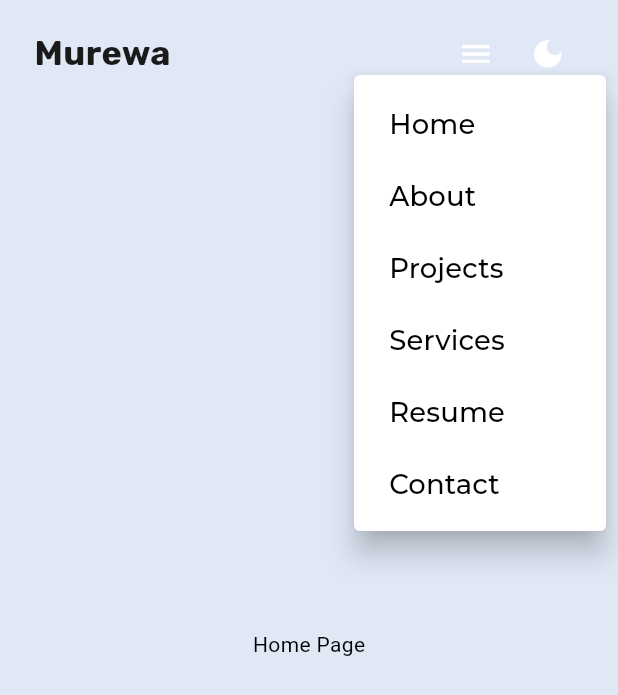
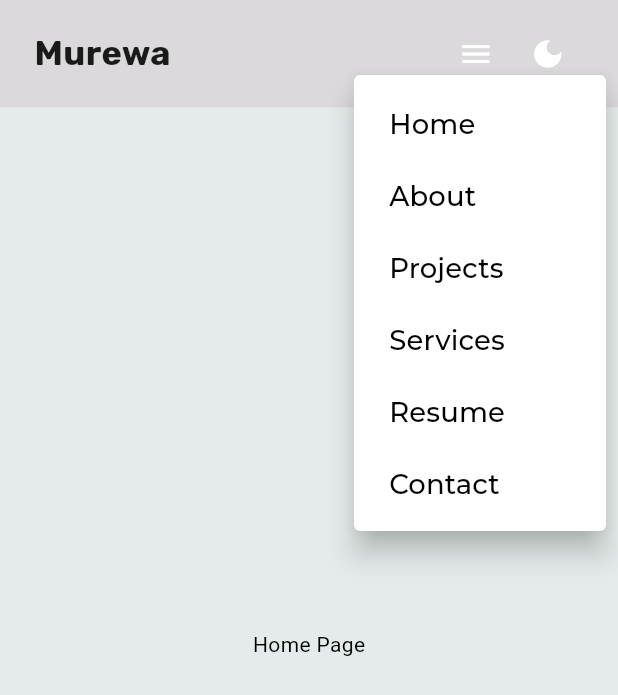
Before and after one commit to shizzleclover/Portfolio, a Flutter app: the screen it shows after launch, after a tap on the "menu" icon, on a phone screen of 412 x 824 dp. Shown: the top 695 px of the screen. Run offline on Flutter 3.47's test engine with Material 3 defaults, Android fonts, the phone set to English and light mode, and no system bars; our stand-ins replace flutter_screenutil, google_fonts.

```diff
--- a/analysis_options.yaml
+++ b/analysis_options.yaml
@@ -7,6 +7,9 @@
 
 # The following line activates a set of recommended lints for Flutter apps,
 # packages, and plugins designed to encourage good coding practices.
+analyzer:
+  errors:
+    unused_import: ignore
 include: package:flutter_lints/flutter.yaml
 
 linter:
--- a/lib/Components/footer.dart
+++ b/lib/Components/footer.dart
@@ -1,79 +1,44 @@
-// import 'package:flutter/material.dart';
-// import 'package:flutter_screenutil/flutter_screenutil.dart';
-// import 'package:google_fonts/google_fonts.dart';
-// import 'package:portfolio/Utils/constants.dart';
+import 'package:flutter/material.dart';
+import 'package:flutter_screenutil/flutter_screenutil.dart';
+import 'package:portfolio/Providers/footerthemeprovider.dart';
+import 'package:portfolio/Utils/constants.dart';
+import 'package:provider/provider.dart';
+export 'footer.dart';
 
-// class Footer extends StatelessWidget {
-//   @override
-//   Widget build(BuildContext context) {
-//     return Container(
-//       padding: EdgeInsets.symmetric(vertical: 20.h, horizontal: 20.w),
-//       color: AppColors.darkmode, // Use your defined footer background color
-//       child: Column(
-//         crossAxisAlignment: CrossAxisAlignment.start, // Align items to the start
-//         children: [
-//           Row(
-//             mainAxisAlignment: MainAxisAlignment.spaceBetween,
-//             children: [
-//               Text(
-//                 '© 2024 Murewa Ajala. All rights reserved.',
-//                 style: GoogleFonts.montserrat(
-//                   // color: AppColors.footerTextColor, // Use a defined footer text color
-//                   fontSize: 14.sp,
-//                 ),
-//               ),
-//           //     Row(
-//           //       children: [
-//           //         IconButton(
-//           //           icon: Icon(
-//           //             // Icons.facebook,
-//           //             // color: AppColors.footerIconColor, // Use a defined icon color
-//           //           ),
-//           //           onPressed: () {
-//           //             // Launch Facebook link
-//           //           },
-//           //         ),
-//           //         IconButton(
-//           //           icon: Icon(
-//           //             // Icons.twitter,
-//           //             // color: AppColors.footerIconColor, // Use a defined icon color
-//           //           ),
-//           //           onPressed: () {
-//           //             // Launch Twitter link
-//           //           },
-//           //         ),
-//           //         IconButton(
-//           //           icon: Icon(
-//           //             // Icons.linkedin,
-//           //             // color: AppColors.footerIconColor, // Use a defined icon color
-//           //           ),
-//           //           onPressed: () {
-//           //             // Launch LinkedIn link
-//           //           },
-//           //         ),
-//           //         IconButton(
-//           //           icon: Icon(
-//           //             // Icons.github,
-//           //             // color: AppColors.footerIconColor, // Use a defined icon color
-//           //           ),
-//           //           onPressed: () {
-//           //             // Launch GitHub link
-//           //           },
-//           //         ),
-//           //       ],
-//           //     ),
-//           //   ],
-//           // ),
-//           SizedBox(height: 10.h),
-//           Text(
-//             'Made with 💖 using Flutter',
-//             style: GoogleFonts.montserrat(
-//               // color: AppColors.footerTextColor.withOpacity(0.7), // Slightly lighter for emphasis
-//               fontSize: 12.sp,
-//             ),
-//           ),
-//         ],
-//       ),
-//     );
-//   }
-// }
+class Footer extends StatefulWidget {
+  const Footer({super.key});
+
+  @override
+  State<Footer> createState() => _FooterState();
+}
+
+class _FooterState extends State<Footer> {
+  @override
+  Widget build(BuildContext context) {
+    ScreenUtil.init(context, designSize: const Size(360, 690), minTextAdapt: true);
+    return Consumer<Footerthemeprovider>(
+      builder: (context, footerthemeprovider, child){
+        return Container(
+          height: 250.h,
+          color: footerthemeprovider.isLightMode ? AppColors.lightPar : Colors.black,
+
+          child: Column(
+            children: [
+              Center(
+                child: Text(
+                  "data",
+                  style: TextStyle(
+                    color: footerthemeprovider.isLightMode ? AppColors.darkmode : AppColors.lightmode,
+                  ),
+                ),
+              )
+            ],
+          ),
+
+
+        );
+
+      }
+    );
+  }
+}
--- a/lib/Components/navbar.dart
+++ b/lib/Components/navbar.dart
@@ -73,7 +73,7 @@ class _NavbarState extends State<Navbar> {
     final themeProvider = Provider.of<ThemeProvider>(context);
     final bool isDarkMode = themeProvider.isDarkMode;
 
-    final Color backgroundColor = isDarkMode ? Colors.black : Theme.of(context).appBarTheme.backgroundColor ?? AppColors.lightmode;
+    final Color backgroundColor = isDarkMode ? Colors.black : AppColors.lightPar;
     final Color textColor = isDarkMode ? AppColors.lightmode : AppColors.darkmode;
 
     return SafeArea(
@@ -229,8 +229,8 @@ class _NavbarState extends State<Navbar> {
 
   Widget _buildNavItem(String title, VoidCallback onTap, bool isDarkMode) {
     Color tileColor = currentSection == title
-        ? (isDarkMode ? AppColors.lightmode : AppColors.darkmode)
-        : (isDarkMode ? AppColors.lightmode : AppColors.darkmode);
+        ? (isDarkMode ? AppColors.lightPar : AppColors.darkmode)
+        : (isDarkMode ? AppColors.lightPar : AppColors.darkmode);
 
     return Padding(
       padding: EdgeInsets.symmetric(horizontal: 10.w, vertical: 5.h),
--- a/lib/Pages/home_page.dart
+++ b/lib/Pages/home_page.dart
@@ -1,6 +1,10 @@
+// ignore_for_file: unused_import
+
 import 'package:flutter/material.dart';
 import 'package:flutter_screenutil/flutter_screenutil.dart';
+import 'package:portfolio/Components/footer.dart';
 import 'package:portfolio/Pages/projects.dart';
+import 'package:portfolio/Pages/resume.dart';
 import 'package:portfolio/Pages/services.dart';
 // import 'package:flutter_svg/svg.dart';
 import 'about.dart';
@@ -48,7 +52,7 @@ class _HomePageState extends State<HomePage> {
                       padding: EdgeInsets.all(20.w),
                       height: 500.h,  // Set height for scrolling test
                       color: themeProvider.isDarkMode ? AppColors.darkmode : AppColors.lightmode,
-                    child: Center(
+                    child: const Center(
                        child: Text(
                         'Home Page'
                        ),
@@ -78,59 +82,57 @@ class _HomePageState extends State<HomePage> {
                       // ),
 
                     ),
+                     SizedBox(height: 100.h,),
                     //Home
                     // About Section
                     Container(
                       key: aboutKey,
                       child: const AboutPage(),
                     ),
-                    SizedBox(height: 150.h,),
+                    SizedBox(height: 100.h,),
                     // Projects Section
                     Container(
                        key: projectsKey,
                        child: const ProjectPage(),
                     ),
+                    SizedBox(height: 100.h,),
                     //Todo: 0Services
                     // Services Section
                     Container(
                       key: servicesKey,
                        child: const ServicesPage(),
                     ),
+                    SizedBox(height: 100.h,),
 
                     // Resume Section
                     Container(
                       key: resumeKey,
-                      padding: EdgeInsets.all(20.w),
-                      height: 500.h,
-                     color: themeProvider.isDarkMode ? AppColors.darkmode : AppColors.lightmode,
-                      child: Center(
-                        child: Text(
-                          'Resume Section',
-                          style: GoogleFonts.montserrat(
-                            fontSize: 24.sp,
-                            fontWeight: FontWeight.bold,
-                            // color: themeProvider.isDarkMode ? Colors.white : Colors.black,
-                          ),
-                        ),
-                      ),
+                        child: const ResumePage(),
                     ),
+                    SizedBox(height: 100.h,),
+
+                    Container(
+                          child: const Footer(),
+                    ),
+                    //Footer
+
                     // Contact Section
-                    Container(
-                      key: contactKey,
-                      padding: EdgeInsets.all(20.w),
-                      height: 500.h,
-                     color: themeProvider.isDarkMode ? AppColors.darkmode : AppColors.lightmode,
-                      child: Center(
-                        child: Text(
-                          'Contact Section',
-                          style: GoogleFonts.montserrat(
-                            fontSize: 24.sp,
-                            fontWeight: FontWeight.bold,
-                            // color: themeProvider.isDarkMode ? Colors.white : Colors.black,
-                          ),
-                        ),
-                      ),
-                    ),
+                    // Container(
+                    //   key: contactKey,
+                    //   padding: EdgeInsets.all(20.w),
+                    //   height: 500.h,
+                    //  color: themeProvider.isDarkMode ? AppColors.darkmode : AppColors.lightmode,
+                    //   child: Center(
+                    //     child: Text(
+                    //       'Contact Section',
+                    //       style: GoogleFonts.montserrat(
+                    //         fontSize: 24.sp,
+                    //         fontWeight: FontWeight.bold,
+                    //         // color: themeProvider.isDarkMode ? Colors.white : Colors.black,
+                    //       ),
+                    //     ),
+                    //   ),
+                    // ),
                   ],
                 ),
               ),
--- a/lib/Pages/projects.dart
+++ b/lib/Pages/projects.dart
@@ -24,7 +24,7 @@ class _ProjectPageState extends State<ProjectPage> {
               key: projectsKey,
               height: 500.h,
               color: themeProvider.isDarkMode ? AppColors.darkmode : AppColors.lightmode,
-              child: Column(
+              child:  const Column(
                 children: [
                   Center(
                     child: Text("Create container card to display project"),
--- a/lib/Pages/resume.dart
+++ b/lib/Pages/resume.dart
@@ -0,0 +1,38 @@
+import 'package:flutter/material.dart';
+import 'package:flutter_screenutil/flutter_screenutil.dart';
+import 'package:portfolio/Providers/theme_provider.dart';
+import 'package:portfolio/Utils/constants.dart';
+import 'package:provider/provider.dart';
+
+export 'resume.dart';
+
+class ResumePage extends StatefulWidget {
+  const ResumePage({super.key});
+
+  @override
+  State<ResumePage> createState() => _ResumePageState();
+}
+
+class _ResumePageState extends State<ResumePage> {
+  final GlobalKey resumeKey = GlobalKey();
+  @override
+  Widget build(BuildContext context) {
+    ScreenUtil.init(context, designSize: const Size(360, 690), minTextAdapt: true);
+    return Consumer<ThemeProvider>(
+          builder: (context, themeProvider, child){
+              return Container(
+                key:  resumeKey,
+                height: 500.h,
+                color: themeProvider.isDarkMode ? AppColors.darkmode : AppColors.lightmode,
+                child: Column(
+                  children: [
+                    Center(
+                      child: Text( " Create Resume Page " ),
+                    )
+                  ],
+                ),
+              );
+      }
+    );
+  }
+}
--- a/lib/Pages/services.dart
+++ b/lib/Pages/services.dart
@@ -25,7 +25,7 @@ class _ServicesPageState extends State<ServicesPage> {
           key: servicesKey,
           height: 500.h,
         color: themeProvider.isDarkMode ? AppColors.darkmode : AppColors.lightmode,
-        child: Column(
+        child:const Column(
           children: [
               Center(
                 child: Text("Create Services Card"),
--- /dev/null
+++ b/lib/Providers/footerthemeprovider.dart
@@ -0,0 +1,15 @@
+import 'package:flutter/material.dart';
+
+class Footerthemeprovider extends ChangeNotifier{
+  ThemeMode _themeMode = ThemeMode.dark;
+  ThemeMode get themeMode => _themeMode;
+
+
+  bool get isLightMode => _themeMode == ThemeMode.light;
+
+
+  void toggleFooterTheme(bool isLight)  {
+      _themeMode = isLight ? ThemeMode.light : ThemeMode.dark;
+      notifyListeners();
+    }
+}
--- a/lib/Utils/constants.dart
+++ b/lib/Utils/constants.dart
@@ -1,7 +1,8 @@
 import 'package:flutter/material.dart';
 
 class AppColors{
-  static  const Color lightmode = Color.fromRGBO(224, 232, 246, 1);
+  static  const Color lightmode = Color.fromRGBO(229, 235, 234, 1);
+  static const Color lightPar = Color.fromRGBO(219, 217, 219,1);
   static const Color darkmode = Color.fromRGBO(26, 26, 26, 1);
   static const Color containerBord = Color.fromRGBO(79, 195, 247, 1);
 }
--- a/lib/main.dart
+++ b/lib/main.dart
@@ -1,16 +1,32 @@
 import 'package:flutter/material.dart';
 import 'package:portfolio/Pages/about.dart';
 import 'package:portfolio/Pages/home_page.dart';
+import 'package:portfolio/Providers/footerthemeprovider.dart';
 import 'package:portfolio/Providers/theme_provider.dart';
 import 'package:portfolio/Theme/app_theme.dart';
 import 'package:provider/provider.dart';
 
 void main() {
   runApp(
-    ChangeNotifierProvider(
-      create: (context) => ThemeProvider(),
-      child: MyApp(),
-    ),
+   MultiProvider(providers: [
+    ChangeNotifierProvider(create: (context) =>ThemeProvider(),),
+    ChangeNotifierProvider(create: (context) => Footerthemeprovider()),
+   ],
+   child:  MyApp(),
+   )
+
+
+
+
+
+
+    // MultiProvider(providers:
+    // ChangeNotifierProvider(
+    //   create: (context) => ThemeProvider(),
+
+    //   child: MyApp(),
+    // ),
+    // ),
   );
 }
 
@@ -18,6 +34,7 @@ class MyApp extends StatelessWidget {
   @override
   Widget build(BuildContext context) {
     final themeProvider = Provider.of<ThemeProvider>(context);
+    final footerthemeprovider = Provider.of<Footerthemeprovider>(context);
 
     return MaterialApp(
       title: 'Portfolio',
```
Also changed, not shown: lib/Providers/theme_provider.dart (+7 -0 lines), 1 other file.
